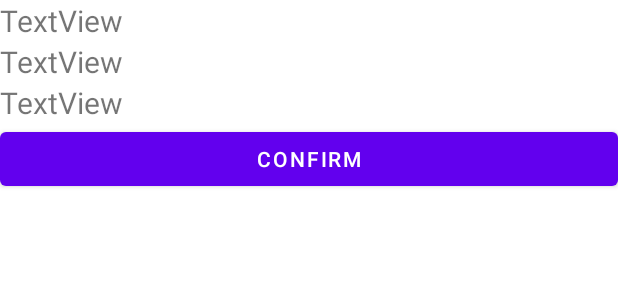
After one commit to pcjs156/Rouminder_android_client, an Android app: the layout fragment_goal_describe.xml on its own in the app's theme, with its tools: preview values and no code run, on a phone screen of 412 x 824 dp. The commit adds this screen. Shown: the top 300 px of the screen. Run offline under Robolectric (Android 15) with nearby library versions, the phone set to English and light mode, and no system bars.

Commit message:
goal describe fragment added

```diff
--- a/app/src/main/java/com/example/rouminder/activities/MainActivity.java
+++ b/app/src/main/java/com/example/rouminder/activities/MainActivity.java
@@ -4,7 +4,9 @@ import androidx.appcompat.app.AppCompatActivity;
 
 import android.content.SharedPreferences;
 import android.os.Bundle;
+import android.util.Log;
 
+import com.example.rouminder.fragments.GoalDescribeFragment;
 import com.example.rouminder.fragments.GoalFragment;
 import com.example.rouminder.fragments.ProfileFragment;
 import com.example.rouminder.R;
--- a/app/src/main/java/com/example/rouminder/fragments/GoalFragment.java
+++ b/app/src/main/java/com/example/rouminder/fragments/GoalFragment.java
@@ -7,6 +7,7 @@ import android.os.Bundle;
 import androidx.annotation.NonNull;
 import androidx.cardview.widget.CardView;
 import androidx.fragment.app.Fragment;
+import androidx.fragment.app.FragmentManager;
 import androidx.recyclerview.widget.LinearLayoutManager;
 import androidx.recyclerview.widget.RecyclerView;
 
@@ -129,6 +130,10 @@ public class GoalFragment extends Fragment {
         goalManager.addGoal(new CountGoal(goalManager, 1, "물 마시기", from, to, 1, 5, "회"));
         goalManager.addGoal(new CheckGoal(goalManager, 2, "한강 가기", from, to, 1));
 
+        Log.d("TestCode", "FragmentGoalDescribe Start");
+        GoalDescribeFragment goalDescribeFragment = new GoalDescribeFragment(goalManager.getGoal(0));
+        goalDescribeFragment.show(getActivity().getSupportFragmentManager(),null);
+
 //        ArrayList<GoalItem> list = new ArrayList<>();
 //        list.add(new GoalItem("밥 먹기"
 //                ,"2시간 남음"
--- /dev/null
+++ b/app/src/main/res/layout/fragment_goal_describe.xml
@@ -0,0 +1,34 @@
+<?xml version="1.0" encoding="utf-8"?>
+<LinearLayout xmlns:android="http://schemas.android.com/apk/res/android"
+    android:orientation="vertical"
+    android:layout_width="match_parent"
+    android:layout_height="match_parent">
+
+    <TextView
+        android:id="@+id/textViewName"
+        android:layout_width="match_parent"
+        android:layout_height="wrap_content"
+        android:text="TextView"
+        android:textSize="20sp" />
+
+    <TextView
+        android:id="@+id/textViewTime"
+        android:layout_width="match_parent"
+        android:layout_height="wrap_content"
+        android:text="TextView"
+        android:textSize="20sp" />
+
+    <TextView
+        android:id="@+id/textViewProgress"
+        android:layout_width="match_parent"
+        android:layout_height="wrap_content"
+        android:text="TextView"
+        android:textSize="20sp" />
+
+    <Button
+        android:id="@+id/buttonConfirm"
+        android:layout_width="match_parent"
+        android:layout_height="wrap_content"
+        android:text="Confirm" />
+
+</LinearLayout>
```
Also changed, not shown: app/src/main/java/com/example/rouminder/fragments/GoalDescribeFragment.java (added, +49 -0 lines).
